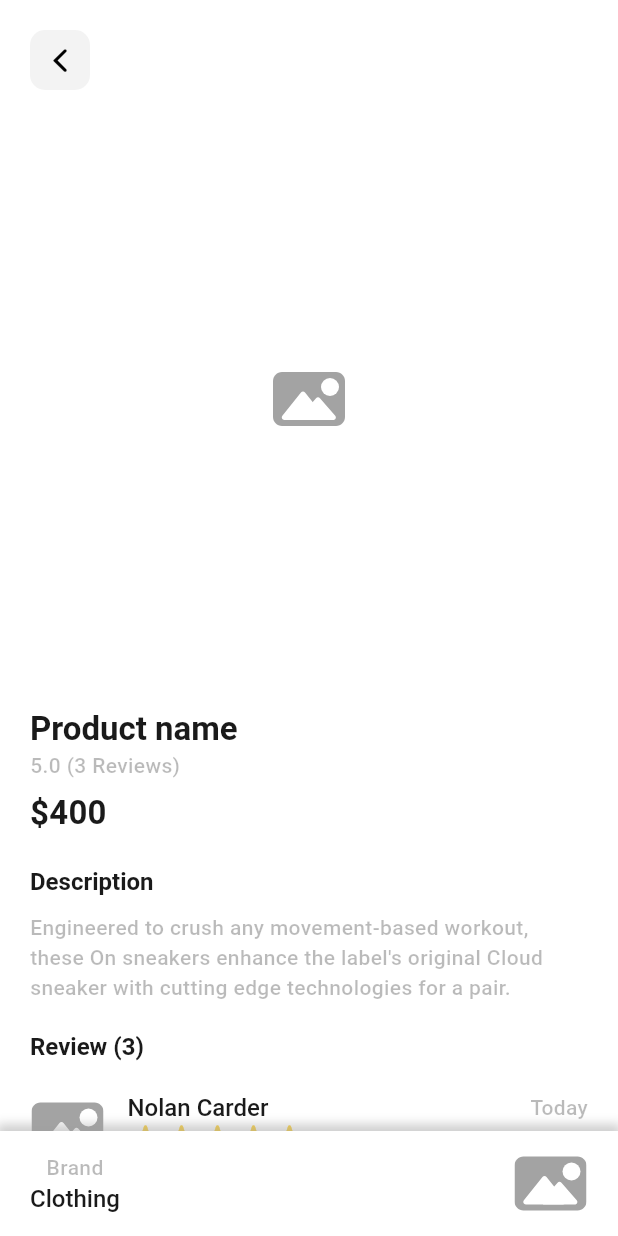
After one commit to JustineUgo/tezda_shop, a Flutter app: the ProductScreen screen opened by its route, on a phone screen of 412 x 824 dp. The commit adds this screen. Run offline on Flutter 3.47's test engine with Material 3 defaults, Android fonts, the light colour scheme and no system bars; our stand-ins replace auto_route, dio, fancy_shimmer_image, flutter_riverpod, flutter_svg, get_it and 3 more; accounts and stored records are empty; Roboto replaces fonts that are missing (san_franscisco).

Commit message:
desgin: product screen

```diff
--- a/lib/routes/router.dart
+++ b/lib/routes/router.dart
@@ -15,6 +15,7 @@ class TezdaRouter extends $TezdaRouter implements AutoRouteGuard {
             AutoRoute(page: ProfileRoute.page, path: 'profile'),
           ],
         ),
+        AutoRoute(page: ProductRoute.page, path: '/product'),
         RedirectRoute(path: '*', redirectTo: '/'),
       ];
 
--- a/lib/src/screens/app/home/widgets/product_widget.dart
+++ b/lib/src/screens/app/home/widgets/product_widget.dart
@@ -1,6 +1,7 @@
-
+import 'package:auto_route/auto_route.dart';
 import 'package:flutter/material.dart';
 import 'package:flutter_svg/flutter_svg.dart';
+import 'package:tezda_shop/routes/router.gr.dart';
 import 'package:tezda_shop/src/shared/image_widget.dart';
 import 'package:tezda_shop/theme/theme.dart';
 import 'package:tezda_shop/util/assets.dart';
@@ -15,7 +16,9 @@ class ProductWidget extends StatelessWidget {
 
   @override
   Widget build(BuildContext context) {
-    return Stack(
+    return GestureDetector(
+      onTap: () => context.router.push(const ProductRoute()),
+      child: Stack(
         children: [
           Container(
             margin: const EdgeInsets.all(8.0),
@@ -57,6 +60,7 @@ class ProductWidget extends StatelessWidget {
             ),
           ),
         ],
+      ),
     );
   }
 }
--- /dev/null
+++ b/lib/src/screens/product/product_screen.dart
@@ -0,0 +1,82 @@
+import 'package:auto_route/auto_route.dart';
+import 'package:flutter/cupertino.dart';
+import 'package:flutter/material.dart';
+import 'package:tezda_shop/src/screens/product/widgets/brand_tile.dart';
+import 'package:tezda_shop/src/screens/product/widgets/review_tile.dart';
+import 'package:tezda_shop/src/shared/image_widget.dart';
+import 'package:tezda_shop/theme/theme.dart';
+
+@RoutePage()
+class ProductScreen extends StatefulWidget {
+  const ProductScreen({super.key});
+
+  @override
+  State<ProductScreen> createState() => _ProductScreenState();
+}
+
+class _ProductScreenState extends State<ProductScreen> {
+  @override
+  Widget build(BuildContext context) {
+    String image =
+        'https://external-content.duckduckgo.com/iu?u=https%3A%2F%2Fimages.wallpapersden.com%2Fimage%2Fdownload%2Fwinking-anime-girl_a2xtZ2yUmZqaraWkpJRobWlmrWlla2Y.jpg&f=1&nofb=1&ipt=df879dd8d9dd11a23bdb40523b25a88353e5052cf2cb6537b3038e0df63afc21&ipo=images';
+
+    return Scaffold(
+      body: SafeArea(
+        child: Column(
+          crossAxisAlignment: CrossAxisAlignment.start,
+          children: [
+            const SizedBox(height: 20),
+            InkWell(
+              onTap: () => context.router.removeLast,
+              child: Container(
+                margin: const EdgeInsets.only(left: 20),
+                padding: const EdgeInsets.all(8),
+                decoration: BoxDecoration(
+                  color: TezdaColors.grey,
+                  borderRadius: BorderRadius.circular(10),
+                ),
+                child: const Icon(CupertinoIcons.chevron_back, color: TezdaColors.dark),
+              ),
+            ),
+            const SizedBox(height: 20),
+            Expanded(
+              child: Padding(
+                padding: const EdgeInsets.symmetric(horizontal: 20),
+                child: SingleChildScrollView(
+                  child: Column(
+                    crossAxisAlignment: CrossAxisAlignment.start,
+                    children: [
+                      SizedBox(
+                        height: MediaQuery.of(context).size.width - 40,
+                        width: MediaQuery.of(context).size.width,
+                        child: TezdaImage(image: image),
+                      ),
+                      const SizedBox(height: 20),
+                      Text('Product name', style: context.textTheme.titleLarge),
+                      Text('5.0 (3 Reviews)', style: context.textTheme.bodyMedium),
+                      const SizedBox(height: 5),
+                      Text('\$400', style: context.textTheme.titleMedium),
+                      const SizedBox(height: 20),
+                      Text('Description', style: context.textTheme.headlineLarge),
+                      const SizedBox(height: 10),
+                      const Text(
+                          "Engineered to crush any movement-based workout, these On sneakers enhance the label's original Cloud sneaker with cutting edge technologies for a pair. "),
+                      const SizedBox(height: 20),
+                      Text('Review (3)', style: context.textTheme.headlineLarge),
+                      const SizedBox(height: 10),
+                      ReviewTile(image: image),
+                      ReviewTile(image: image),
+                      ReviewTile(image: image),
+                      const SizedBox(height: 40),
+                    ],
+                  ),
+                ),
+              ),
+            ),
+            BrandTile(image: image),
+          ],
+        ),
+      ),
+    );
+  }
+}
--- /dev/null
+++ b/lib/src/screens/product/widgets/brand_tile.dart
@@ -0,0 +1,48 @@
+
+import 'package:flutter/material.dart';
+import 'package:tezda_shop/src/shared/image_widget.dart';
+import 'package:tezda_shop/theme/theme.dart';
+
+class BrandTile extends StatelessWidget {
+  const BrandTile({
+    super.key,
+    required this.image,
+  });
+
+  final String image;
+
+  @override
+  Widget build(BuildContext context) {
+    return Container(
+      width: MediaQuery.of(context).size.width,
+      padding: const EdgeInsets.symmetric(horizontal: 20, vertical: 10),
+      decoration: BoxDecoration(
+        color: TezdaColors.light,
+        boxShadow: [
+          BoxShadow(
+            color: Colors.grey.withOpacity(0.5),
+            spreadRadius: 2,
+            blurRadius: 5,
+            offset: const Offset(0, -3),
+          ),
+        ],
+      ),
+      child: Row(
+        mainAxisAlignment: MainAxisAlignment.spaceBetween,
+        children: [
+          Column(
+            children: [
+              const Text('Brand'),
+              Text('Clothing', style: context.textTheme.headlineMedium),
+            ],
+          ),
+          SizedBox(
+            width: 50,
+            height: 50,
+            child: TezdaImage(image: image),
+          ),
+        ],
+      ),
+    );
+  }
+}
--- /dev/null
+++ b/lib/src/screens/product/widgets/review_tile.dart
@@ -0,0 +1,52 @@
+import 'package:flutter/cupertino.dart';
+import 'package:tezda_shop/src/shared/image_widget.dart';
+import 'package:tezda_shop/theme/theme.dart';
+
+class ReviewTile extends StatelessWidget {
+  const ReviewTile({
+    super.key,
+    required this.image,
+  });
+
+  final String image;
+
+  @override
+  Widget build(BuildContext context) {
+    return Padding(
+      padding: const EdgeInsets.symmetric(vertical: 10),
+      child: Row(
+        crossAxisAlignment: CrossAxisAlignment.start,
+        children: [
+          Container(
+            height: 50,
+            width: 50,
+            margin: const EdgeInsets.only(right: 15),
+            decoration: const BoxDecoration(
+              shape: BoxShape.circle,
+            ),
+            child: TezdaImage(image: image),
+          ),
+          Expanded(
+            child: Column(
+              crossAxisAlignment: CrossAxisAlignment.start,
+              children: [
+                Row(
+                  mainAxisAlignment: MainAxisAlignment.spaceBetween,
+                  children: [
+                    Text('Nolan Carder', style: context.textTheme.headlineMedium),
+                    const Text('Today'),
+                  ],
+                ),
+                Row(
+                  children: List.generate(5, (index) => const Icon(CupertinoIcons.star_fill, color: TezdaColors.yellow)),
+                ),
+                const SizedBox(height: 10),
+                Text('Perfect for keeping your feet dry and warm in damp conditions. ', style: context.textTheme.bodySmall),
+              ],
+            ),
+          )
+        ],
+      ),
+    );
+  }
+}
--- a/lib/theme/theme.dart
+++ b/lib/theme/theme.dart
@@ -14,6 +14,7 @@ class TezdaColors {
   static const Color neutral = Color(0xFF9AA6AC);
   static const Color destructiveAccent = Color(0xFFE6483D);
   static const Color successAccent = Color(0xFF32C164);
+  static const Color yellow = Color(0xFFFCD240);
 }
 
 class TezdaTheme {
```
Also changed, not shown: lib/routes/router.gr.dart. Lines whose indentation alone changed are shown as unchanged.
